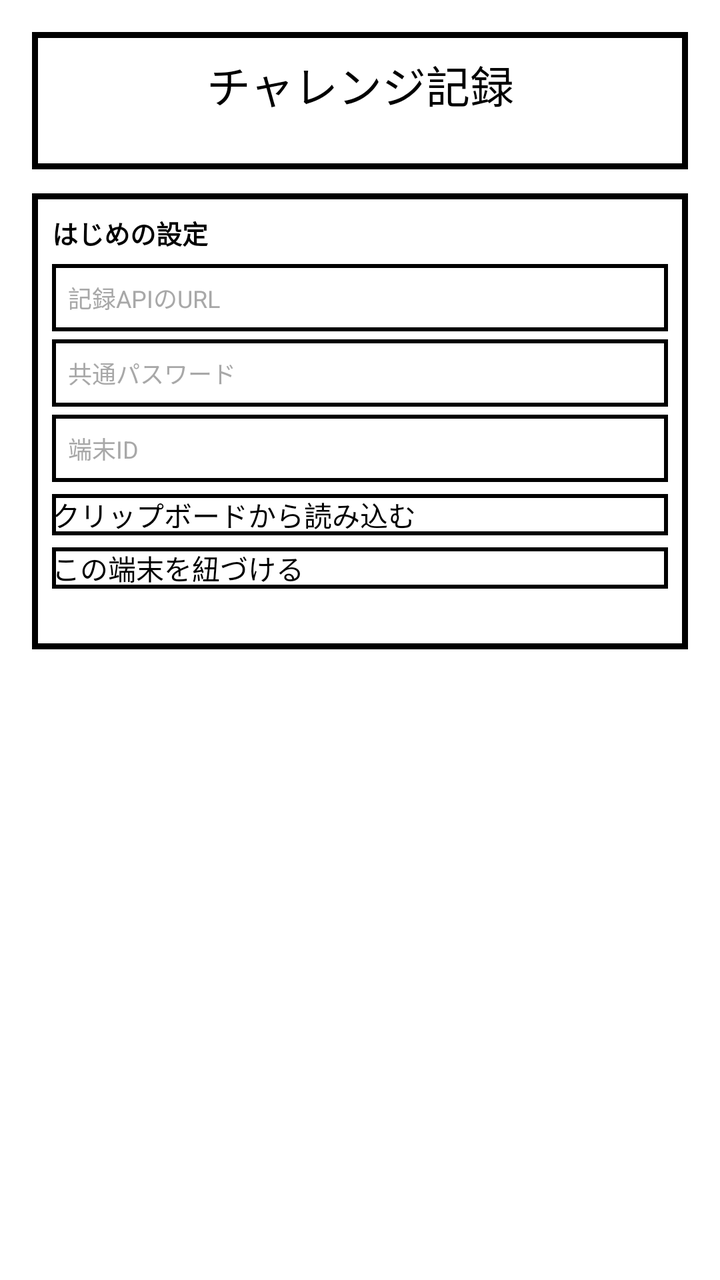
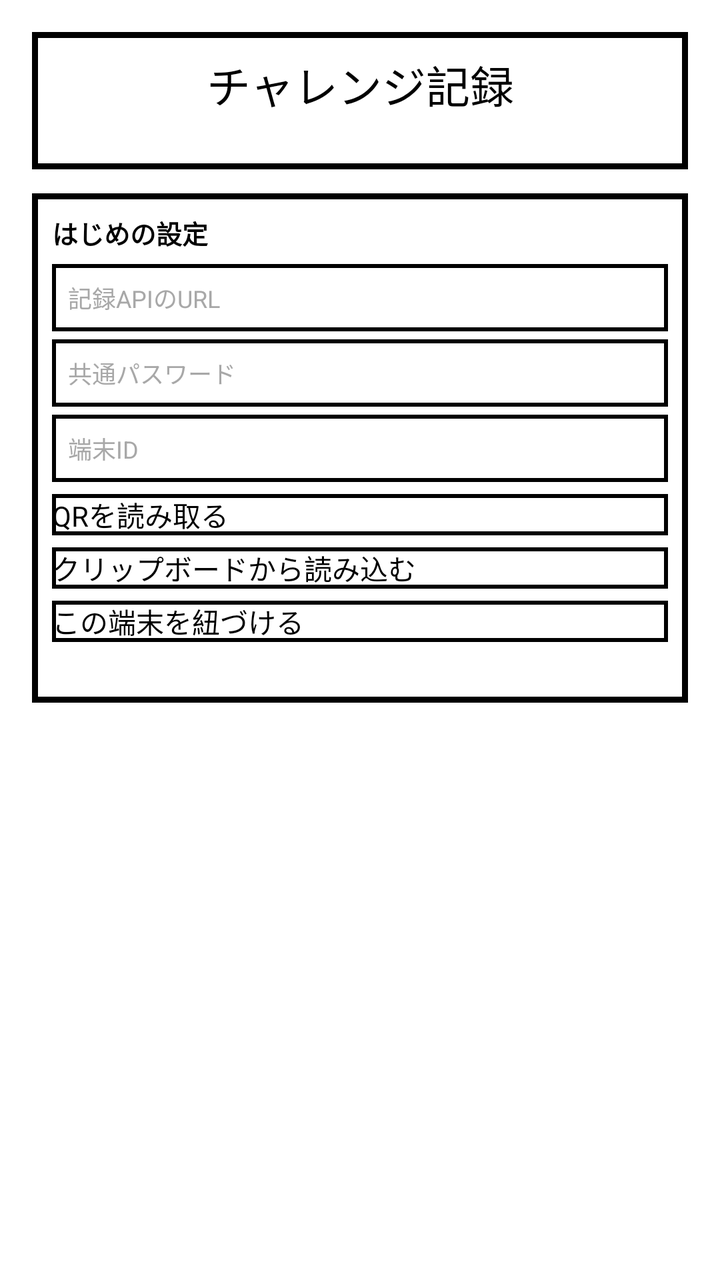

The first picture is an Android layout as it rendered before a commit; the second is the same layout after the commit. The layout source and the unified diff follow.
<!-- AndroidManifest.xml: application theme Theme.StorageFiller -->
<!-- res/layout/panel_challenge.xml -->
<?xml version="1.0" encoding="utf-8"?>
<LinearLayout xmlns:android="http://schemas.android.com/apk/res/android"
    android:layout_width="match_parent"
    android:layout_height="wrap_content"
    android:orientation="vertical"
    android:paddingStart="16dp"
    android:paddingTop="16dp"
    android:paddingEnd="16dp"
    android:paddingBottom="88dp">

    <LinearLayout
        android:layout_width="match_parent"
        android:layout_height="wrap_content"
        android:background="@drawable/window_frame"
        android:orientation="vertical"
        android:padding="10dp">

        <TextView
            android:layout_width="match_parent"
            android:layout_height="wrap_content"
            android:gravity="center"
            android:text="チャレンジ記録"
            android:textColor="@color/pixel_ink"
            android:textSize="22sp" />

        <TextView
            android:id="@+id/boundDeviceText"
            android:layout_width="match_parent"
            android:layout_height="wrap_content"
            android:gravity="center"
            android:textColor="@color/pixel_sub"
            android:textSize="12sp" />
    </LinearLayout>

    
    <LinearLayout
        android:id="@+id/setupBox"
        android:layout_width="match_parent"
        android:layout_height="wrap_content"
        android:layout_marginTop="12dp"
        android:background="@drawable/window_frame"
        android:orientation="vertical"
        android:padding="10dp">

        <TextView
            android:layout_width="match_parent"
            android:layout_height="wrap_content"
            android:text="はじめの設定"
            android:textColor="@color/pixel_ink"
            android:textSize="13sp"
            android:textStyle="bold" />

        <EditText
            android:id="@+id/urlInput"
            android:layout_width="match_parent"
            android:layout_height="wrap_content"
            android:layout_marginTop="6dp"
            android:background="@drawable/btn_pixel"
            android:hint="記録APIのURL"
            android:inputType="textUri"
            android:padding="8dp"
            android:textColor="@color/pixel_ink"
            android:textColorHint="@color/pixel_shadow"
            android:textSize="12sp" />

        <EditText
            android:id="@+id/passwordInput"
            android:layout_width="match_parent"
            android:layout_height="wrap_content"
            android:layout_marginTop="4dp"
            android:background="@drawable/btn_pixel"
            android:hint="共通パスワード"
            android:inputType="textPassword"
            android:padding="8dp"
            android:textColor="@color/pixel_ink"
            android:textColorHint="@color/pixel_shadow"
            android:textSize="12sp" />

        <EditText
            android:id="@+id/deviceIdInput"
            android:layout_width="match_parent"
            android:layout_height="wrap_content"
            android:layout_marginTop="4dp"
            android:background="@drawable/btn_pixel"
            android:hint="端末ID"
            android:inputType="number"
            android:padding="8dp"
            android:textColor="@color/pixel_ink"
            android:textColorHint="@color/pixel_shadow"
            android:textSize="12sp" />

        <Button
            android:id="@+id/clipboardImportButton"
            android:layout_width="match_parent"
            android:layout_height="wrap_content"
            android:layout_marginTop="6dp"
            android:background="@drawable/btn_pixel"
            android:text="クリップボードから読み込む"
            android:textColor="@color/pixel_ink"
            android:textSize="14sp" />

        <Button
            android:id="@+id/bindButton"
            android:layout_width="match_parent"
            android:layout_height="wrap_content"
            android:layout_marginTop="6dp"
            android:background="@drawable/btn_pixel"
            android:text="この端末を紐づける"
            android:textColor="@color/pixel_ink"
            android:textSize="14sp" />

        <TextView
            android:id="@+id/setupStatusText"
            android:layout_width="match_parent"
            android:layout_height="wrap_content"
            android:layout_marginTop="4dp"
            android:textColor="@color/pixel_ink"
            android:textSize="12sp" />
    </LinearLayout>

    
    <LinearLayout
        android:id="@+id/recordBox"
        android:layout_width="match_parent"
        android:layout_height="wrap_content"
        android:layout_marginTop="12dp"
        android:background="@drawable/window_frame"
        android:orientation="vertical"
        android:padding="10dp"
        android:visibility="gone">

        <TextView
            android:layout_width="match_parent"
            android:layout_height="wrap_content"
            android:text="寝かせ時間（時間）"
            android:textColor="@color/pixel_ink"
            android:textSize="13sp" />

        <EditText
            android:id="@+id/hoursInput"
            android:layout_width="match_parent"
            android:layout_height="wrap_content"
            android:layout_marginTop="4dp"
            android:background="@drawable/btn_pixel"
            android:inputType="numberDecimal"
            android:padding="8dp"
            android:textColor="@color/pixel_ink"
            android:textSize="16sp" />

        <TextView
            android:layout_width="match_parent"
            android:layout_height="wrap_content"
            android:layout_marginTop="10dp"
            android:text="使用サービス（必須）"
            android:textColor="@color/pixel_ink"
            android:textSize="13sp" />

        <LinearLayout
            android:layout_width="match_parent"
            android:layout_height="wrap_content"
            android:layout_marginTop="4dp"
            android:orientation="horizontal">

            <TextView
                android:id="@+id/serviceLine"
                android:layout_width="0dp"
                android:layout_height="46dp"
                android:layout_marginEnd="3dp"
                android:layout_weight="1"
                android:gravity="center"
                android:text="LINE"
                android:textSize="15sp" />

            <TextView
                android:id="@+id/serviceGoogle"
                android:layout_width="0dp"
                android:layout_height="46dp"
                android:layout_marginStart="3dp"
                android:layout_weight="1"
                android:gravity="center"
                android:text="Google"
                android:textSize="15sp" />
        </LinearLayout>

        <EditText
            android:id="@+id/memoInput"
            android:layout_width="match_parent"
            android:layout_height="wrap_content"
            android:layout_marginTop="10dp"
            android:background="@drawable/btn_pixel"
            android:hint="メモ（任意）"
            android:inputType="text"
            android:padding="8dp"
            android:textColor="@color/pixel_ink"
            android:textColorHint="@color/pixel_shadow"
            android:textSize="12sp" />

        <Button
            android:id="@+id/recordSuccessButton"
            android:layout_width="match_parent"
            android:layout_height="wrap_content"
            android:layout_marginTop="10dp"
            android:background="@drawable/btn_pixel"
            android:text="成功で記録"
            android:textColor="@color/pixel_ink"
            android:textSize="16sp" />

        <Button
            android:id="@+id/recordFailureButton"
            android:layout_width="match_parent"
            android:layout_height="wrap_content"
            android:layout_marginTop="4dp"
            android:background="@drawable/btn_pixel_accent"
            android:text="失敗で記録"
            android:textColor="@color/pixel_accent"
            android:textSize="16sp" />

        <TextView
            android:id="@+id/recordStatusText"
            android:layout_width="match_parent"
            android:layout_height="wrap_content"
            android:layout_marginTop="6dp"
            android:textColor="@color/pixel_ink"
            android:textSize="12sp" />

        <Button
            android:id="@+id/unbindButton"
            android:layout_width="match_parent"
            android:layout_height="wrap_content"
            android:layout_marginTop="12dp"
            android:background="@drawable/btn_pixel"
            android:text="端末の紐づけを変更"
            android:textColor="@color/pixel_sub"
            android:textSize="12sp" />
    </LinearLayout>

    
    <TextView
        android:id="@+id/pendingHeader"
        android:layout_width="match_parent"
        android:layout_height="wrap_content"
        android:layout_marginTop="16dp"
        android:text="未送信"
        android:textColor="@color/pixel_ink"
        android:textSize="13sp"
        android:visibility="gone" />

    <LinearLayout
        android:id="@+id/pendingContainer"
        android:layout_width="match_parent"
        android:layout_height="wrap_content"
        android:layout_marginTop="4dp"
        android:background="@drawable/window_frame"
        android:orientation="vertical"
        android:padding="10dp"
        android:visibility="gone" />
</LinearLayout>
<!-- resources referenced by this layout -->
<resources>
  <color name="pixel_accent">#FFD82800</color>
  <color name="pixel_ink">#FF000000</color>
  <color name="pixel_shadow">#FFA8A8A8</color>
  <color name="pixel_sub">#FF585858</color>
  <!-- drawable btn_pixel (drawable) -->
  <?xml version="1.0" encoding="utf-8"?>
  <shape xmlns:android="http://schemas.android.com/apk/res/android"
      android:shape="rectangle">
      <solid android:color="#FFFFFFFF" />
      <stroke
          android:width="2dp"
          android:color="@color/pixel_ink" />
  </shape>
  <!-- drawable btn_pixel_accent (drawable) -->
  <?xml version="1.0" encoding="utf-8"?>
  <shape xmlns:android="http://schemas.android.com/apk/res/android"
      android:shape="rectangle">
      <solid android:color="#FFFFFFFF" />
      <stroke
          android:width="2dp"
          android:color="@color/pixel_accent" />
  </shape>
  <!-- drawable window_frame (drawable) -->
  <?xml version="1.0" encoding="utf-8"?>
  <shape xmlns:android="http://schemas.android.com/apk/res/android"
      android:shape="rectangle">
      <solid android:color="#FFFFFFFF" />
      <stroke
          android:width="3dp"
          android:color="@color/pixel_ink" />
  </shape>
  <style name="Theme.StorageFiller" parent="android:style/Theme.Material.Light.NoActionBar">
          <item name="android:colorAccent">@color/pixel_accent</item>
          <item name="android:windowBackground">@color/pixel_bg</item>
      </style>
  <color name="pixel_bg">#FFFFFFFF</color>
</resources>

<!-- the commit's change to res/layout/panel_challenge.xml (unified diff, before → after) -->
@@ -70,7 +70,9 @@
             android:layout_marginTop="4dp"
             android:background="@drawable/btn_pixel"
             android:hint="共通パスワード"
+            android:importantForAutofill="no"
             android:inputType="textPassword"
+            android:saveEnabled="false"
             android:padding="8dp"
             android:textColor="@color/pixel_ink"
             android:textColorHint="@color/pixel_shadow"
@@ -88,6 +90,16 @@
             android:textColor="@color/pixel_ink"
             android:textColorHint="@color/pixel_shadow"
             android:textSize="12sp" />
+
+        <Button
+            android:id="@+id/scanQrButton"
+            android:layout_width="match_parent"
+            android:layout_height="wrap_content"
+            android:layout_marginTop="6dp"
+            android:background="@drawable/btn_pixel"
+            android:text="QRを読み取る"
+            android:textColor="@color/pixel_ink"
+            android:textSize="14sp" />
 
         <Button
             android:id="@+id/clipboardImportButton"
